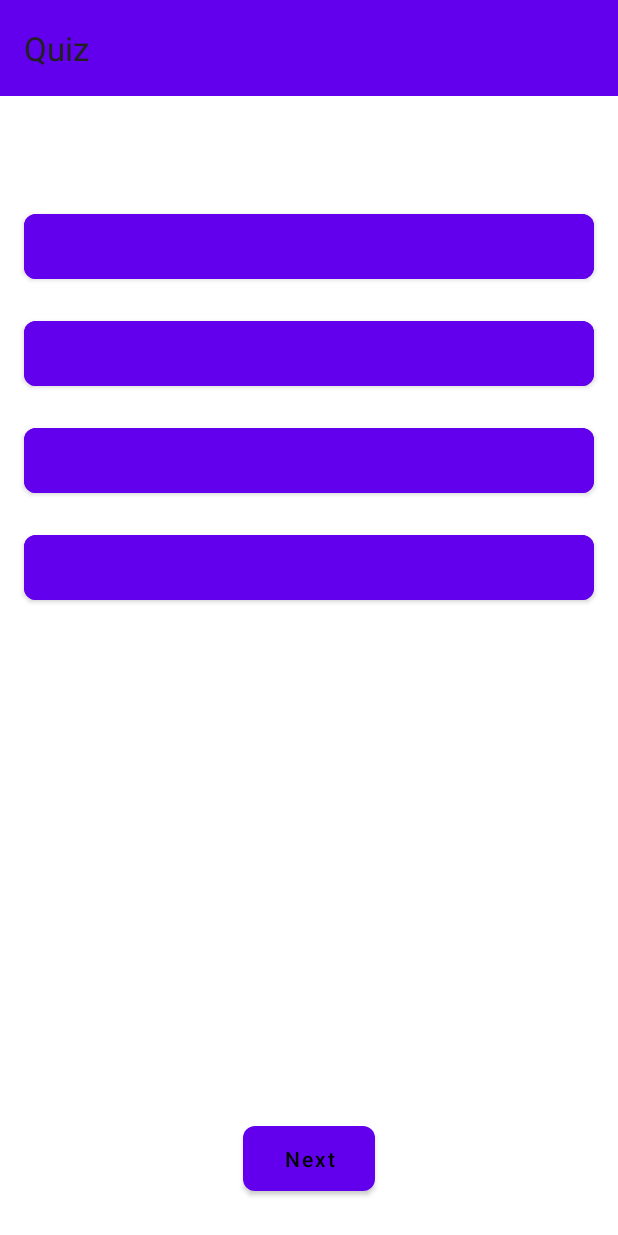
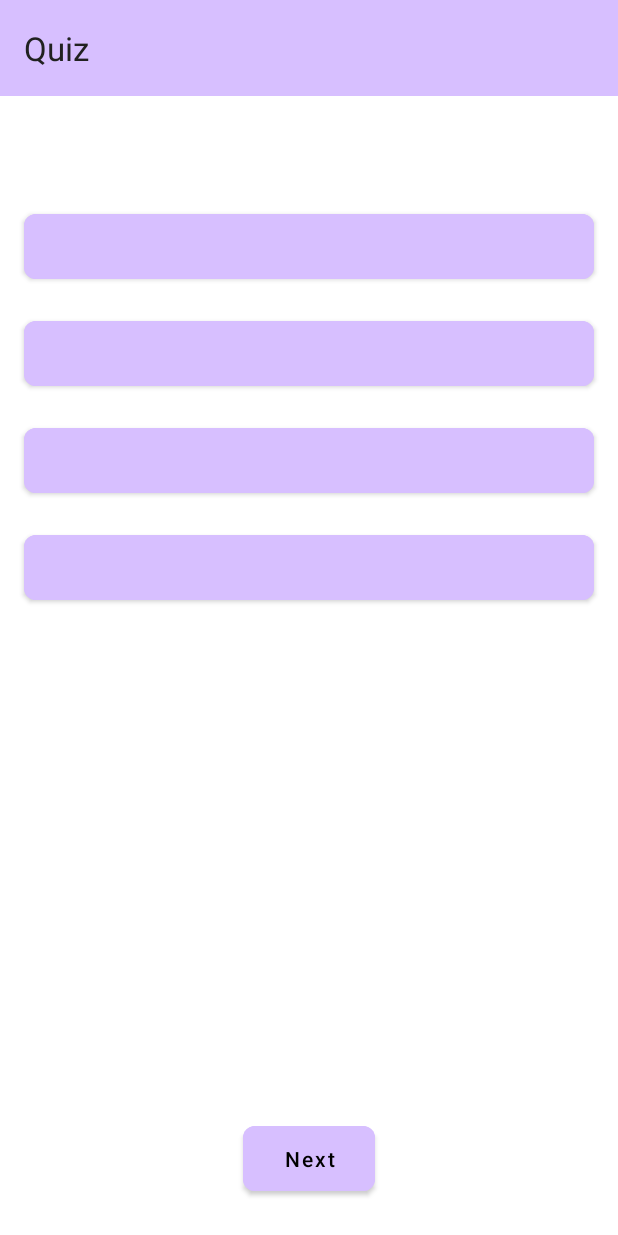
Before and after one commit to TanishMoral11/Prepyy, an Android app built with Jetpack Compose: the QuizActivity screen opened directly, with no data from a screen before it, on a phone screen of 412 x 824 dp. Run offline under Robolectric (Android 15) with nearby library versions, the phone set to English and light mode, and no system bars; 1 statement that could not run was skipped.

Commit message:
Version 2.0

```diff
--- a/app/src/main/res/layout/activity_quiz.xml
+++ b/app/src/main/res/layout/activity_quiz.xml
@@ -18,7 +18,7 @@
             android:id="@+id/toolbar"
             android:layout_width="match_parent"
             android:layout_height="?attr/actionBarSize"
-            android:background="?attr/colorPrimary"
+            android:background="@color/primary_very_light"
             app:title="Quiz"
             app:titleTextColor="@color/text_primary" />
 
@@ -48,7 +48,7 @@
         app:layout_constraintEnd_toEndOf="parent"
         tools:text="Option A"
         android:textColor="@color/black"
-        android:backgroundTint="?attr/colorPrimary"
+        android:backgroundTint="@color/primary_very_light"
         />
 
     <com.google.android.material.button.MaterialButton
@@ -63,7 +63,7 @@
         app:layout_constraintEnd_toEndOf="parent"
         tools:text="Option B"
         android:textColor="@color/black"
-        android:backgroundTint="?attr/colorPrimary"
+        android:backgroundTint="@color/primary_very_light"
         />
 
     <com.google.android.material.button.MaterialButton
@@ -78,7 +78,8 @@
         app:layout_constraintEnd_toEndOf="parent"
         tools:text="Option C"
         android:textColor="@color/black"
-        android:backgroundTint="?attr/colorPrimary"/>
+        android:backgroundTint="@color/primary_very_light"
+        />
 
     <com.google.android.material.button.MaterialButton
         android:id="@+id/optionDButton"
@@ -92,7 +93,8 @@
         app:layout_constraintEnd_toEndOf="parent"
         tools:text="Option D"
         android:textColor="@color/black"
-        android:backgroundTint="?attr/colorPrimary"/>
+        android:backgroundTint="@color/primary_very_light"
+        />
 
     <com.google.android.material.button.MaterialButton
         android:id="@+id/nextButton"
@@ -104,6 +106,8 @@
         app:layout_constraintStart_toStartOf="parent"
         app:layout_constraintEnd_toEndOf="parent"
         android:layout_marginBottom="24dp"
-        android:textColor="@color/black"/>
+        android:textColor="@color/black"
+        android:backgroundTint="@color/primary_very_light"
+        />
 
 </androidx.constraintlayout.widget.ConstraintLayout>
--- a/app/src/main/res/values/colors.xml
+++ b/app/src/main/res/values/colors.xml
@@ -1,12 +1,17 @@
 <?xml version="1.0" encoding="utf-8"?>
 <resources>
     <color name="primary">#6200EE</color>
-    <color name="primary_dark">#3700B3</color>
+    <color name="primary_light">#9747FF</color>
+    <color name="primary_very_light">#D7BFFF</color>
+    <color name="primary_dark">#6200EE</color>
     <color name="accent">#03DAC5</color>
     <color name="background">#FFFFFF</color>
     <color name="text_primary">#212121</color>
     <color name="text_secondary">#757575</color>
     <color name="divider">#BDBDBD</color>
     <color name="creamy">#FFFDD0</color>
+    <color name="green">#4CAF50</color>
+    <color name="red">#F44336</color>
     <color name="black">#000000</color> <!-- Added this line -->
+    <color name="transparent">#80FFFFFF</color> <!-- Added this line -->
 </resources>
```
Also changed, not shown: app/src/main/java/com/example/prepyy/QuizActivity.kt (+23 -9 lines), app/src/main/res/layout/activity_main.xml (+6 -3 lines).
